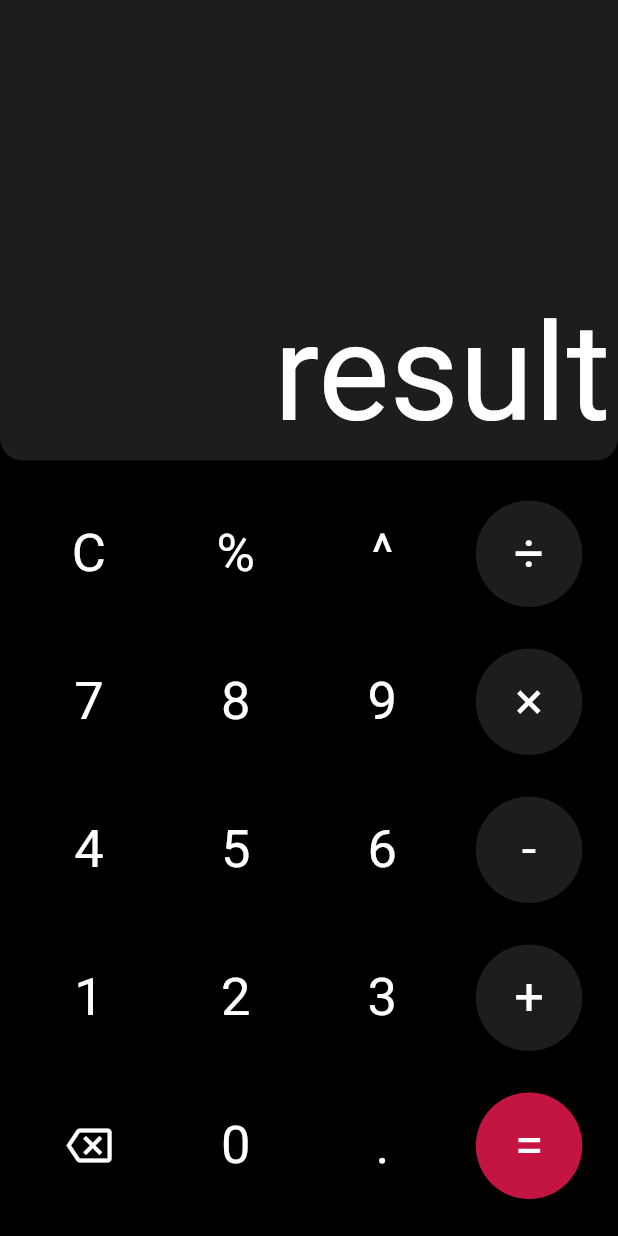
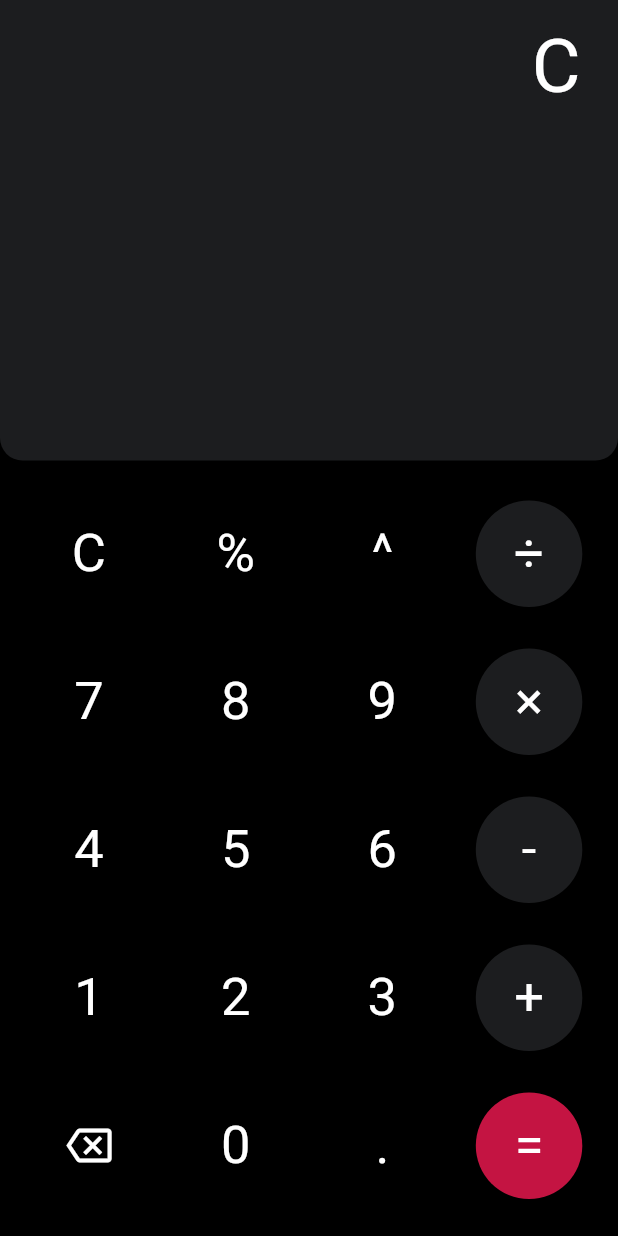
Before and after one commit to Mohsen-Rh214/Flutter_Calculator, a Flutter app: the screen it shows after launch, after a tap on an icon or button, on a phone screen of 412 x 824 dp. Run offline on Flutter 3.47's test engine with Material 2 defaults, Android fonts, the phone set to English and light mode, and no system bars.

Commit message:
some modification added

```diff
--- a/lib/buttons.dart
+++ b/lib/buttons.dart
@@ -11,14 +11,16 @@ class _ButtonsPadState extends State<ButtonsPad> {
 
   void numberCallback(number) {
     Provider.of<Math>(context, listen: false).getNumber(number);
+    Provider.of<Math>(context, listen: false).clicked();
   }
 
   void actionCallback(action) {
     Provider.of<Math>(context, listen: false).operatorClicked(action);
+    Provider.of<Math>(context, listen: false).clicked();
   }
 
-  void resultCallback(){
-    Provider.of<Math>(context, listen: false).calculate();
+  void resultCallback() {
+    Provider.of<Math>(context, listen: false).resultIsClicked();
   }
 
   @override
@@ -33,9 +35,9 @@ class _ButtonsPadState extends State<ButtonsPad> {
             Row(
               mainAxisAlignment: MainAxisAlignment.spaceEvenly,
               children: [
-                Action2ndButton('C'),
-                Action2ndButton('%'),
-                Action2ndButton('^'),
+                SecondaryAction('C', actionCallback),
+                SecondaryAction('%', actionCallback),
+                SecondaryAction('^', actionCallback),
                 PrimaryAction('÷', actionCallback),
               ],
             ),
@@ -71,7 +73,7 @@ class _ButtonsPadState extends State<ButtonsPad> {
               children: [
                 BackSpaceButton(),
                 NumberButton('0', numberCallback),
-                Action2ndButton('.'),
+                NumberButton('.', numberCallback),
                 ResultButton('=', resultCallback),
                 // _actionButton('='),
               ],
@@ -97,7 +99,10 @@ class _NumberButtonState extends State<NumberButton> {
   @override
   Widget build(BuildContext context) {
     var a = widget.number;
-    double size = MediaQuery.of(context).size.height * 0.1;
+    double size = MediaQuery
+        .of(context)
+        .size
+        .height * 0.1;
     return Container(
       margin: EdgeInsets.all(5),
       height: 71,
@@ -138,7 +143,10 @@ class PrimaryAction extends StatefulWidget {
 class _PrimaryActionState extends State<PrimaryAction> {
   @override
   Widget build(BuildContext context) {
-    double size = MediaQuery.of(context).size.height * 0.1;
+    double size = MediaQuery
+        .of(context)
+        .size
+        .height * 0.1;
     return Container(
       margin: EdgeInsets.all(5),
       height: 71,
@@ -166,14 +174,21 @@ class _PrimaryActionState extends State<PrimaryAction> {
   }
 }
 
-class Action2ndButton extends StatelessWidget {
+class SecondaryAction extends StatefulWidget {
   final String action;
+  final Function voidCallback;
 
-  const Action2ndButton(this.action);
+  const SecondaryAction(this.action, this.voidCallback);
+
+  @override
+  State<SecondaryAction> createState() => _SecondaryActionState();
+}
+
+class _SecondaryActionState extends State<SecondaryAction> {
 
   @override
   Widget build(BuildContext context) {
-    double size = MediaQuery.of(context).size.height * 0.1;
+
     return Container(
       margin: EdgeInsets.all(5),
       height: 71,
@@ -185,16 +200,18 @@ class Action2ndButton extends StatelessWidget {
             borderRadius: BorderRadius.circular(50),
           ),
         ),
-        onPressed: () {},
+        onPressed: () {
+          widget.voidCallback(widget.action);
+        },
         child: Text(
-          action,
-          style: TextStyle(
-            color: Colors.white,
-            fontSize: 35,
-            fontWeight: FontWeight.w400,
-          ),
-        ),
+        widget.action,
+        style: TextStyle(
+      color: Colors.white,
+      fontSize: 35,
+        fontWeight: FontWeight.w400,
       ),
+    ),)
+    ,
     );
   }
 }
@@ -212,7 +229,10 @@ class ResultButton extends StatefulWidget {
 class _ResultButtonState extends State<ResultButton> {
   @override
   Widget build(BuildContext context) {
-    double size = MediaQuery.of(context).size.height * 0.1;
+    double size = MediaQuery
+        .of(context)
+        .size
+        .height * 0.1;
     return Container(
       margin: EdgeInsets.all(5),
       height: 71,
--- a/lib/main.dart
+++ b/lib/main.dart
@@ -1,6 +1,7 @@
 import 'package:flutter/material.dart';
 import 'package:flutter/services.dart';
 import 'package:flutter_calculator/math.dart';
+import 'package:flutter_calculator/result_screen.dart';
 import 'package:provider/provider.dart';
 import 'buttons.dart';
 
@@ -32,6 +33,7 @@ class Calculator extends StatelessWidget {
         child: Scaffold(
           backgroundColor: Color(0xFF000000),
           body: Column(children: <Widget>[
+
             ResultsScreen(),
             ButtonsPad(),
           ]),
@@ -40,34 +42,3 @@ class Calculator extends StatelessWidget {
     );
   }
 }
-
-class ResultsScreen extends StatelessWidget {
-
-  @override
-  Widget build(BuildContext context) {
-    // var result = Provider.of<Math>(context).result.toStringAsFixed(0);
-    return Expanded(
-      flex: 3,
-      child: Container(
-        alignment: Alignment.bottomRight,
-        margin: EdgeInsets.only(bottom: 2),
-        padding: EdgeInsets.all(5),
-        width: double.infinity,
-        decoration: BoxDecoration(
-          color: Color(0xFF1C1D1F),
-          borderRadius: BorderRadius.only(
-            bottomLeft: Radius.circular(15),
-            bottomRight: Radius.circular(15),
-          ),
-        ),
-        child: Text(
-          'result',
-          style: TextStyle(
-            color: Colors.white,
-            fontSize: 90,
-          ),
-        ),
-      ),
-    );
-  }
-}
--- a/lib/math.dart
+++ b/lib/math.dart
@@ -15,7 +15,8 @@ class Numbers {
     this.result = 0,
   });
 
-  void resultClicked() {
+  void operatorIsClicked(operator) {
+    operator = true;
     switch (operatorAction) {
       case '+':
         result = double.parse(firstNumber) + double.parse(secondNumber);
@@ -31,6 +32,20 @@ class Numbers {
         break;
       case '÷':
         result = double.parse(firstNumber) / double.parse(secondNumber);
+        print('result is : $result');
+        break;
+      case '%':
+        result = double.parse(firstNumber) % double.parse(secondNumber);
+        print('result is : $result');
+        break;
+      // case '^':
+      //   result = double.parse(firstNumber) ^ double.parse(secondNumber);
+      //   print('result is : $result');
+      //   break;
+      case 'C':
+        result = 0;
+        firstNumber = '0';
+        secondNumber = '0';
         print('result is : $result');
         break;
     }
@@ -61,7 +76,11 @@ class Numbers {
 }
 
 class Math extends ChangeNotifier {
+  String result = '0';
+  String operatorAction = '';
   Numbers numbers = Numbers();
+  bool isOperatorClicked = false;
+  bool calculated = false;
 
   String getNumber(number) {
     return numbers.setNumber(number);
@@ -70,9 +89,25 @@ class Math extends ChangeNotifier {
   void operatorClicked(action) {
     numbers.toggleoperator();
     numbers.getAction(action);
+    isOperatorClicked = true;
+    operatorAction = numbers.operatorAction;
+    notifyListeners();
   }
 
-  void calculate() {
-    numbers.resultClicked();
+  void clicked() {
+    if (isOperatorClicked == false && calculated == false) {
+      result = numbers.firstNumber;
+    } else if (isOperatorClicked == true && calculated == false) {
+      result = numbers.secondNumber;
+    }
+    notifyListeners();
+  }
+
+  void resultIsClicked() {
+    numbers.operatorIsClicked(isOperatorClicked);
+    if (isOperatorClicked == true) {
+      result = numbers.result.toStringAsFixed(0);
+      notifyListeners();
+    }
   }
 }
--- /dev/null
+++ b/lib/result_screen.dart
@@ -0,0 +1,49 @@
+import 'package:flutter/material.dart';
+import 'package:provider/provider.dart';
+import 'math.dart';
+
+class ResultsScreen extends StatelessWidget {
+  @override
+  Widget build(BuildContext context) {
+    // var result = Provider.of<Math>(context).showOnScreen();
+    return Expanded(
+      flex: 3,
+      child: Container(
+        alignment: Alignment.bottomRight,
+        margin: EdgeInsets.only(bottom: 2),
+        padding: EdgeInsets.all(5),
+        width: double.infinity,
+        decoration: BoxDecoration(
+          color: Color(0xFF1C1D1F),
+          borderRadius: BorderRadius.only(
+            bottomLeft: Radius.circular(15),
+            bottomRight: Radius.circular(15),
+          ),
+        ),
+        child: Column(
+          mainAxisAlignment: MainAxisAlignment.spaceBetween,
+          crossAxisAlignment: CrossAxisAlignment.end,
+          children: [
+            Padding(
+              padding: const EdgeInsets.symmetric(horizontal: 20,vertical: 10),
+              child: Text(
+                Provider.of<Math>(context).operatorAction,
+                style: TextStyle(
+                  color: Colors.white,
+                  fontSize: 50,
+                ),
+              ),
+            ),
+            Text(
+              Provider.of<Math>(context).result.toString(),
+              style: TextStyle(
+                color: Colors.white,
+                fontSize: 90,
+              ),
+            ),
+          ],
+        ),
+      ),
+    );
+  }
+}
```
